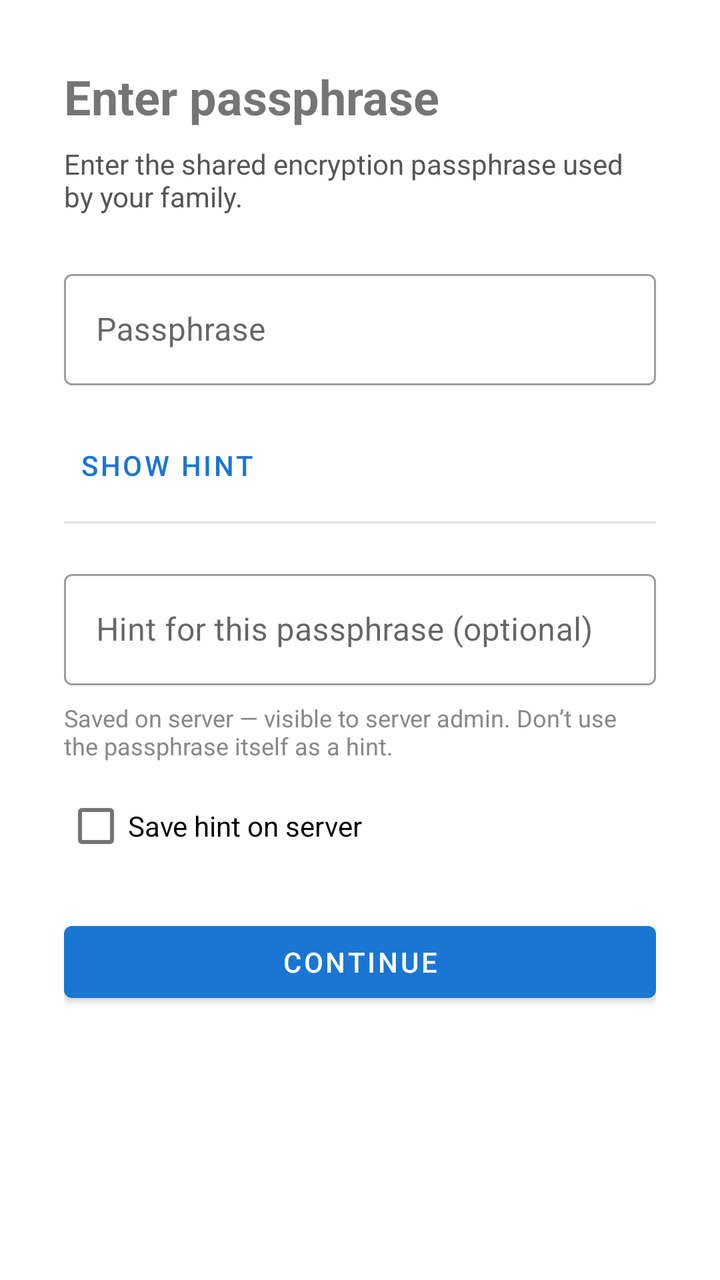
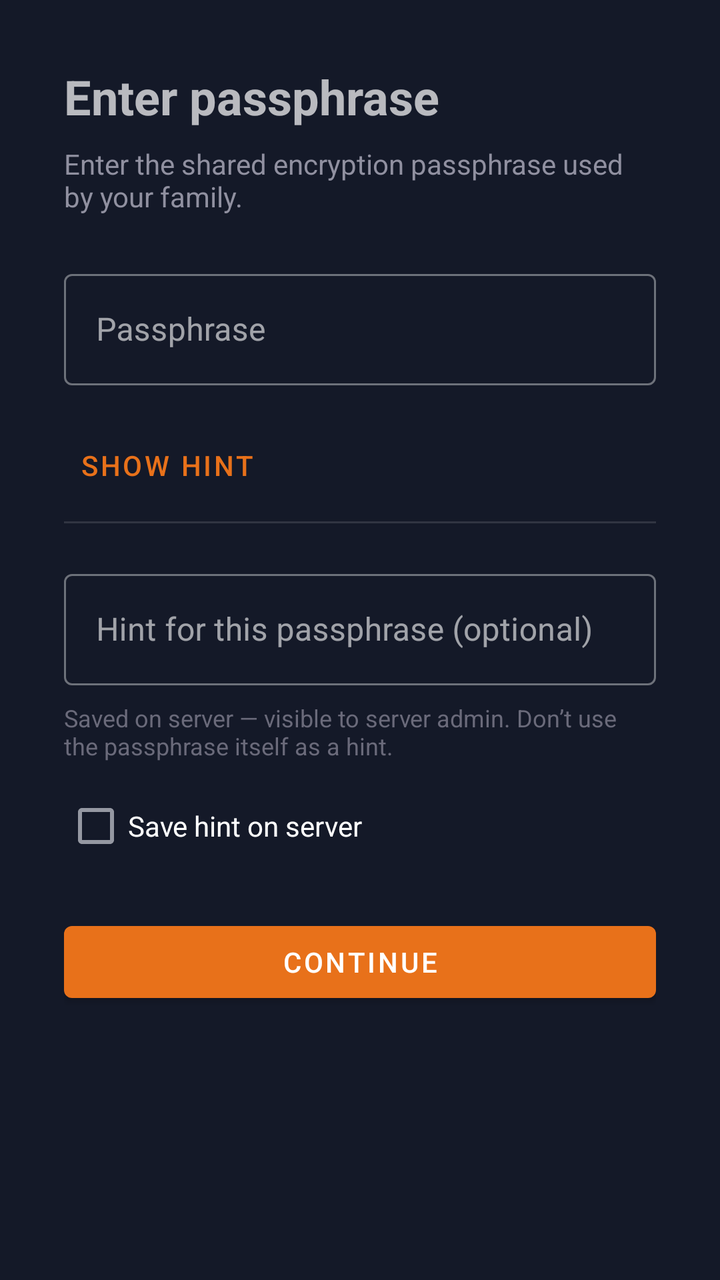

Compare the two renders of this Android layout. The source of the first and the diff that turns it into the second are given below.
<!-- AndroidManifest.xml: application theme Theme.Fshu -->
<!-- res/layout/activity_passphrase.xml -->
<?xml version="1.0" encoding="utf-8"?>
<ScrollView
    xmlns:android="http://schemas.android.com/apk/res/android"
    android:layout_width="match_parent"
    android:layout_height="match_parent"
    android:fillViewport="true">

    <LinearLayout
        android:layout_width="match_parent"
        android:layout_height="wrap_content"
        android:orientation="vertical"
        android:padding="32dp"
        android:paddingTop="64dp">

        <TextView
            android:layout_width="match_parent"
            android:layout_height="wrap_content"
            android:text="Enter passphrase"
            android:textSize="24sp"
            android:textStyle="bold"
            android:layout_marginBottom="8dp" />

        <TextView
            android:layout_width="match_parent"
            android:layout_height="wrap_content"
            android:text="Enter the shared encryption passphrase used by your family."
            android:textSize="14sp"
            android:textColor="#555555"
            android:layout_marginBottom="24dp" />

        <com.google.android.material.textfield.TextInputLayout
            android:layout_width="match_parent"
            android:layout_height="wrap_content"
            android:hint="Passphrase"
            style="@style/Widget.MaterialComponents.TextInputLayout.OutlinedBox"
            android:layout_marginBottom="16dp">

            <com.google.android.material.textfield.TextInputEditText
                android:id="@+id/et_passphrase"
                android:layout_width="match_parent"
                android:layout_height="wrap_content"
                android:inputType="text"
                android:maxLines="1" />
        </com.google.android.material.textfield.TextInputLayout>

        <Button
            android:id="@+id/btn_show_hint"
            android:layout_width="wrap_content"
            android:layout_height="wrap_content"
            android:text="Show hint"
            style="@style/Widget.MaterialComponents.Button.TextButton"
            android:layout_marginBottom="4dp" />

        <TextView
            android:id="@+id/tv_hint"
            android:layout_width="match_parent"
            android:layout_height="wrap_content"
            android:textSize="14sp"
            android:textColor="#555555"
            android:fontFamily="sans-serif-italic"
            android:layout_marginBottom="24dp"
            android:visibility="gone" />

        <View
            android:layout_width="match_parent"
            android:layout_height="1dp"
            android:background="?android:attr/dividerHorizontal"
            android:layout_marginBottom="20dp" />

        <com.google.android.material.textfield.TextInputLayout
            android:layout_width="match_parent"
            android:layout_height="wrap_content"
            android:hint="Hint for this passphrase (optional)"
            style="@style/Widget.MaterialComponents.TextInputLayout.OutlinedBox"
            android:layout_marginBottom="8dp">

            <com.google.android.material.textfield.TextInputEditText
                android:id="@+id/et_hint"
                android:layout_width="match_parent"
                android:layout_height="wrap_content"
                android:inputType="text"
                android:maxLines="1"
                android:imeOptions="actionDone" />
        </com.google.android.material.textfield.TextInputLayout>

        <TextView
            android:layout_width="match_parent"
            android:layout_height="wrap_content"
            android:text="Saved on server — visible to server admin. Don&#8217;t use the passphrase itself as a hint."
            android:textSize="12sp"
            android:textColor="#888888"
            android:fontFamily="sans-serif-italic"
            android:layout_marginBottom="8dp" />

        <CheckBox
            android:id="@+id/cb_save_hint"
            android:layout_width="match_parent"
            android:layout_height="wrap_content"
            android:text="Save hint on server"
            android:checked="false"
            android:layout_marginBottom="20dp" />

        <Button
            android:id="@+id/btn_confirm"
            android:layout_width="match_parent"
            android:layout_height="wrap_content"
            android:text="Continue" />

    </LinearLayout>
</ScrollView>
<!-- resources referenced by this layout -->
<resources>
  <style name="Theme.Fshu" parent="Theme.MaterialComponents.DayNight.DarkActionBar">
          <item name="colorPrimary">@color/primary</item>
          <item name="colorPrimaryVariant">@color/primary_dark</item>
          <item name="colorOnPrimary">@color/white</item>
          <item name="android:statusBarColor">@color/primary_dark</item>
      </style>
  <color name="primary">#1976D2</color>
  <color name="primary_dark">#1565C0</color>
  <color name="white">#FFFFFFFF</color>
</resources>

<!-- the commit's change to res/layout/activity_passphrase.xml (unified diff, before → after) -->
@@ -25,7 +25,7 @@
             android:layout_height="wrap_content"
             android:text="Enter the shared encryption passphrase used by your family."
             android:textSize="14sp"
-            android:textColor="#555555"
+            android:textColor="@color/text_secondary"
             android:layout_marginBottom="24dp" />
 
         <com.google.android.material.textfield.TextInputLayout
@@ -56,7 +56,7 @@
             android:layout_width="match_parent"
             android:layout_height="wrap_content"
             android:textSize="14sp"
-            android:textColor="#555555"
+            android:textColor="@color/text_secondary"
             android:fontFamily="sans-serif-italic"
             android:layout_marginBottom="24dp"
             android:visibility="gone" />
@@ -88,7 +88,7 @@
             android:layout_height="wrap_content"
             android:text="Saved on server — visible to server admin. Don&#8217;t use the passphrase itself as a hint."
             android:textSize="12sp"
-            android:textColor="#888888"
+            android:textColor="@color/text_tertiary"
             android:fontFamily="sans-serif-italic"
             android:layout_marginBottom="8dp" />
 
<!-- resource entries referenced after the edit -->
@@ -1,13 +1,28 @@
 <!-- resources referenced by this layout -->
 <resources>
-  <style name="Theme.Fshu" parent="Theme.MaterialComponents.DayNight.DarkActionBar">
-          <item name="colorPrimary">@color/primary</item>
-          <item name="colorPrimaryVariant">@color/primary_dark</item>
+  <color name="text_secondary">#9090A0</color>
+  <color name="text_tertiary">#6a6a7a</color>
+  <style name="Theme.Fshu" parent="Theme.MaterialComponents.NoActionBar">
+          <item name="colorPrimary">@color/accent</item>
+          <item name="colorPrimaryVariant">@color/accent_dark</item>
           <item name="colorOnPrimary">@color/white</item>
-          <item name="android:statusBarColor">@color/primary_dark</item>
+          <item name="colorSurface">@color/bg_secondary</item>
+          <item name="colorOnSurface">@color/text_primary</item>
+          <item name="android:colorBackground">@color/bg_primary</item>
+          <item name="android:windowBackground">@color/bg_primary</item>
+          <item name="android:statusBarColor">@color/bg_secondary</item>
+          <item name="android:navigationBarColor">@color/bg_primary</item>
+          <item name="android:textColorPrimary">@color/text_primary</item>
+          <item name="android:textColorSecondary">@color/text_secondary</item>
+          <item name="colorControlNormal">@color/text_secondary</item>
+          <item name="colorControlActivated">@color/accent</item>
+          <item name="android:forceDarkAllowed" tools:targetApi="q">false</item>
       </style>
-  <color name="primary">#1976D2</color>
-  <color name="primary_dark">#1565C0</color>
-  <color name="white">#FFFFFFFF</color>
+  <color name="accent">#E8711A</color>
+  <color name="accent_dark">#d4621a</color>
+  <color name="white">#FFFFFF</color>
+  <color name="bg_secondary">#1a2035</color>
+  <color name="text_primary">#FFFFFF</color>
+  <color name="bg_primary">#141928</color>
 </resources>
 
